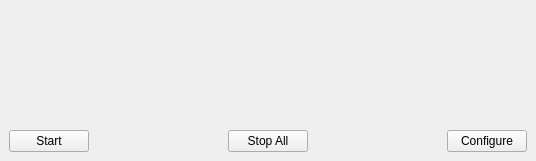
Before: the Qt Designer form mqt/MqtDataModes/dmmainwindow.ui in Rsclub22/Minos2-Mirror, drawn with Qt 5.
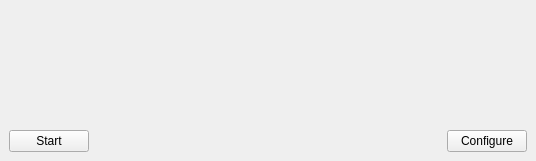
After: the same form once the commit is applied.

Commit message: Tidy up start/stop/configure

What changed in the file:
```diff
--- a/mqt/MqtDataModes/dmmainwindow.ui
+++ b/mqt/MqtDataModes/dmmainwindow.ui
@@ -50,26 +50,6 @@
         </property>
        </spacer>
       </item>
-      <item>
-       <widget class="QPushButton" name="stopButton">
-        <property name="text">
-         <string>Stop All</string>
-        </property>
-       </widget>
-      </item>
-      <item>
-       <spacer name="horizontalSpacer">
-        <property name="orientation">
-         <enum>Qt::Horizontal</enum>
-        </property>
-        <property name="sizeHint" stdset="0">
-         <size>
-          <width>40</width>
-          <height>20</height>
-         </size>
-        </property>
-       </spacer>
-      </item>
       <item>
        <widget class="QPushButton" name="configureButton">
         <property name="text">
```
The commit also changes 4 other files.
